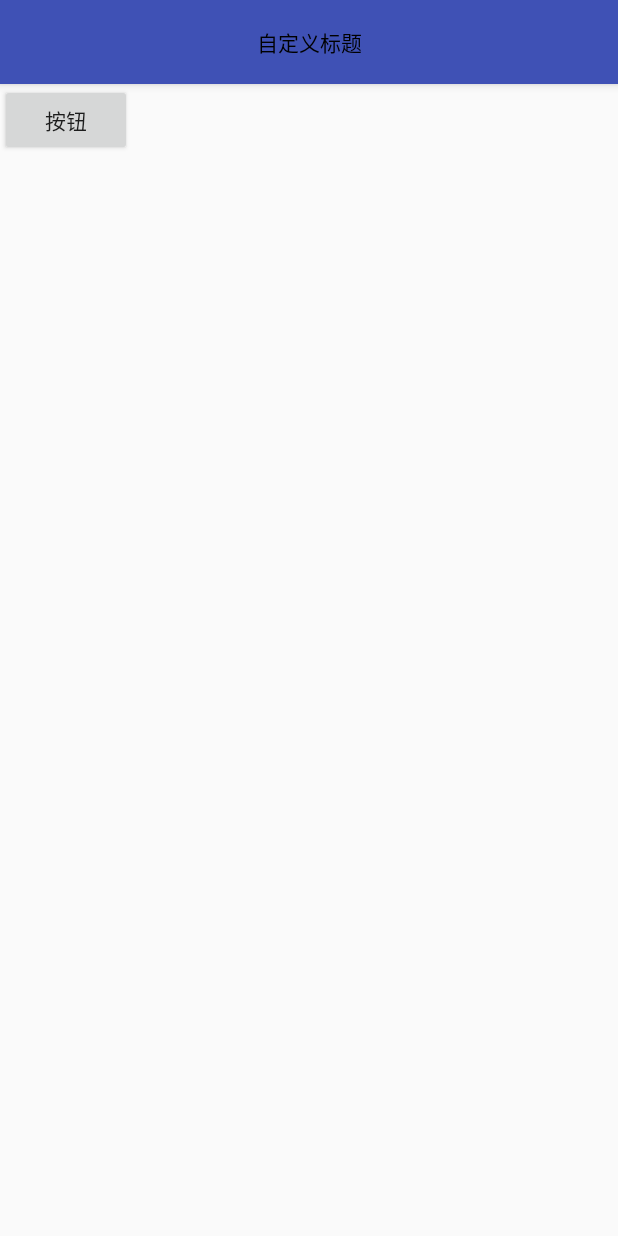
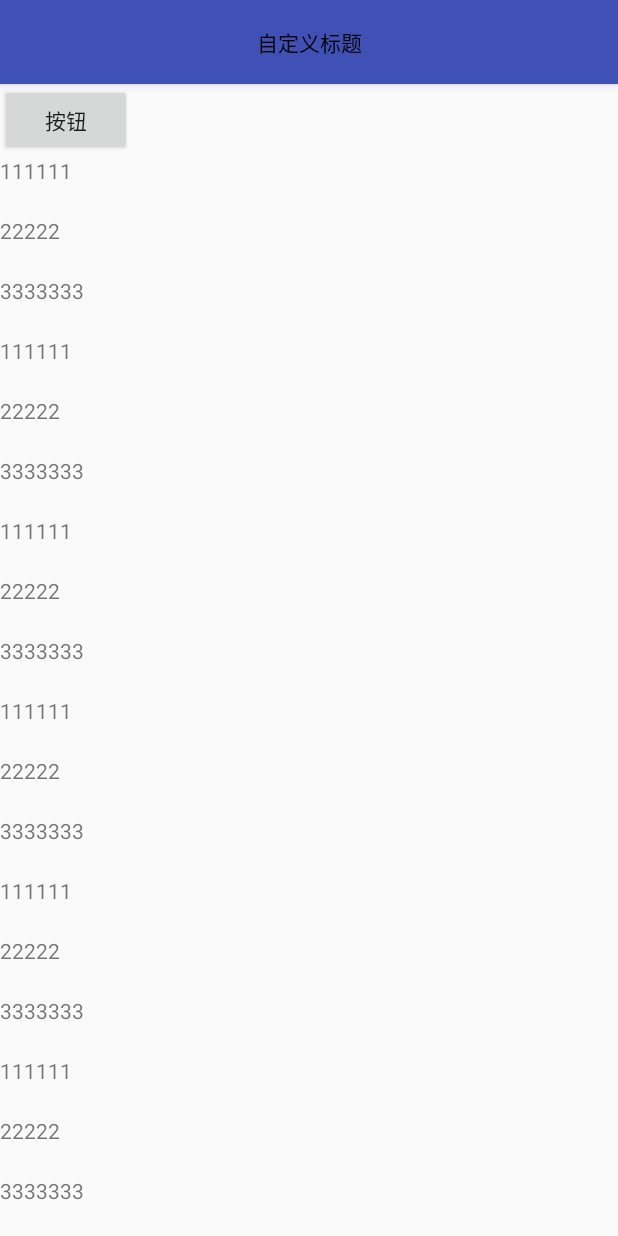
Before and after one commit to ipk2015/newBianJapanese, an Android app: the screen it shows after launch (MainActivity), on a phone screen of 412 x 824 dp. Run offline under Robolectric (Android 15) with nearby library versions, the phone set to English and light mode, and no system bars.

Commit message:
添加recycler view

```diff
--- a/app/src/main/java/com/ipk/newbianjapanese/MainActivity.java
+++ b/app/src/main/java/com/ipk/newbianjapanese/MainActivity.java
@@ -4,6 +4,8 @@ import android.content.Intent;
 import android.os.Bundle;
 import android.support.annotation.Nullable;
 import android.support.v7.app.AppCompatActivity;
+import android.support.v7.widget.LinearLayoutManager;
+import android.support.v7.widget.RecyclerView;
 import android.support.v7.widget.Toolbar;
 import android.view.View;
 
@@ -12,12 +14,22 @@ import android.view.View;
 public class MainActivity extends AppCompatActivity {
 
     private Toolbar toolbar;
+    private RecyclerView recyclerView;
+    private LinearLayoutManager mLinearLayoutManager;
 
     @Override
     protected void onCreate(@Nullable Bundle savedInstanceState) {
         super.onCreate(savedInstanceState);
         setContentView(R.layout.activity_main);
         toolbar = this.<Toolbar>findViewById(R.id.toolBar1);
+        recyclerView = this.<RecyclerView>findViewById(R.id.recyclerView);
+        recyclerView.setHasFixedSize(true);
+        mLinearLayoutManager = new LinearLayoutManager(this);
+        recyclerView.setLayoutManager(mLinearLayoutManager);
+        String[] mDataset = new String[]{"111111","22222","3333333","111111","22222","3333333","111111","22222","3333333","111111","22222","3333333","111111","22222","3333333","111111","22222","3333333","111111","22222","3333333","111111","22222","3333333"};
+        MyRecyclerViewAdapter myRecyclerViewAdapter = new MyRecyclerViewAdapter(mDataset);
+        recyclerView.setAdapter(myRecyclerViewAdapter);
+
     }
 
 
--- /dev/null
+++ b/app/src/main/java/com/ipk/newbianjapanese/MyRecyclerViewAdapter.java
@@ -0,0 +1,44 @@
+package com.ipk.newbianjapanese;
+
+import android.support.v7.widget.RecyclerView;
+import android.view.LayoutInflater;
+import android.view.ViewGroup;
+import android.widget.TextView;
+
+public class MyRecyclerViewAdapter extends RecyclerView.Adapter {
+
+    public static class ViewHolder extends RecyclerView.ViewHolder{
+        public TextView mTextView;
+        public ViewHolder(TextView itemView) {
+            super(itemView);
+            mTextView = itemView;
+        }
+    }
+
+    private String[] mDataset;
+    public MyRecyclerViewAdapter(String[] myDateset){
+        mDataset = myDateset;
+    }
+
+    @Override
+    public MyRecyclerViewAdapter.ViewHolder onCreateViewHolder(ViewGroup parent, int viewType) {
+        TextView textView = (TextView) LayoutInflater.from(parent.getContext()).inflate(R.layout.my_text_view,parent,false);
+        ViewHolder viewHolder = new ViewHolder(textView);
+        return viewHolder;
+    }
+
+    @Override
+    public void onBindViewHolder(RecyclerView.ViewHolder holder, int position) {
+        ((ViewHolder)holder).mTextView.setText(mDataset[position]);
+    }
+
+//    @Override
+//    public void onBindViewHolder(ViewHolder holder, int position) {
+//
+//    }
+
+    @Override
+    public int getItemCount() {
+        return mDataset.length;
+    }
+}
--- a/app/src/main/res/layout/activity_main.xml
+++ b/app/src/main/res/layout/activity_main.xml
@@ -31,4 +31,11 @@
         android:text="按钮"
         android:onClick="onTouchButton"
         />
+    <android.support.v7.widget.RecyclerView
+        android:id="@+id/recyclerView"
+        android:layout_width="match_parent"
+        android:layout_height="match_parent"
+        >
+
+    </android.support.v7.widget.RecyclerView>
 </LinearLayout>
--- /dev/null
+++ b/app/src/main/res/layout/my_text_view.xml
@@ -0,0 +1,6 @@
+<?xml version="1.0" encoding="utf-8"?>
+<TextView xmlns:android="http://schemas.android.com/apk/res/android"
+          android:layout_width="match_parent"
+          android:layout_height="40dp">
+
+</TextView>
```
